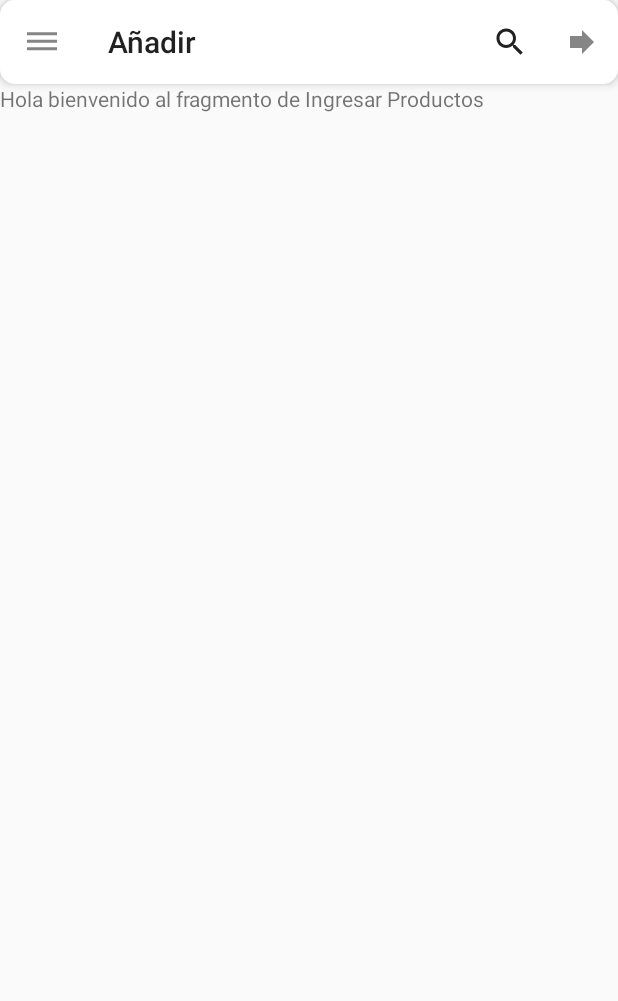
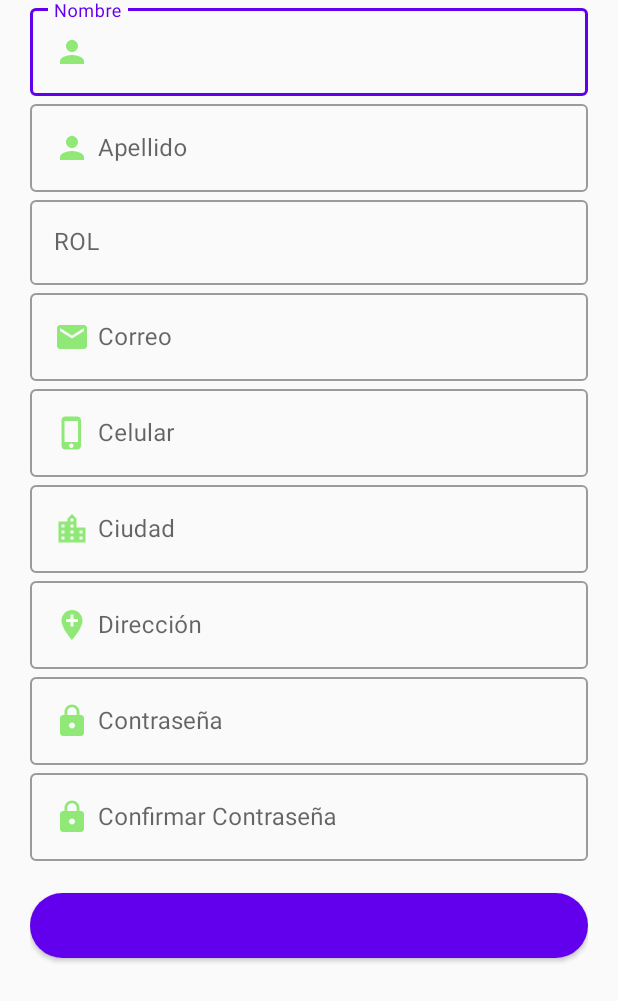
Before and after one commit to BryanMendoza1997/AppGallinas, an Android app: the screen it shows after launch (Vendedor before the commit, RegistraUsuario after it), after a tap on "VENDEDOR", on a phone screen of 412 x 824 dp. Shown: the top 1001 px of the screen. Run offline under Robolectric (Android 15) with nearby library versions, the phone set to English and light mode, and no system bars.

Commit message:
registro de usuario

```diff
--- a/app/src/main/AndroidManifest.xml
+++ b/app/src/main/AndroidManifest.xml
@@ -1,6 +1,8 @@
 <?xml version="1.0" encoding="utf-8"?>
 <manifest xmlns:android="http://schemas.android.com/apk/res/android"
     package="com.example.appgallinas">
+
+    <uses-permission android:name="android.permission.INTERNET"/>
 
     <application
         android:allowBackup="true"
@@ -8,10 +10,12 @@
         android:label="@string/app_name"
         android:roundIcon="@mipmap/ic_launcher_round"
         android:supportsRtl="true"
+        android:allowClearUserData="true"
         android:theme="@style/AppTheme">
         <activity android:name=".Login"></activity>
         <activity android:name=".Vendedor" />
         <activity android:name=".Cliente" />
+        <activity android:name=".RegistraUsuario"/>
         <activity android:name=".MainActivity">
             <intent-filter>
                 <action android:name="android.intent.action.MAIN" />
--- a/app/src/main/java/com/example/appgallinas/MainActivity.java
+++ b/app/src/main/java/com/example/appgallinas/MainActivity.java
@@ -21,4 +21,8 @@ public class MainActivity extends AppCompatActivity {
         Intent in= new Intent(this,Vendedor.class);
         startActivity(in);
     }
+    public void registrar_usuario(View view){
+        Intent in= new Intent(this,RegistraUsuario.class);
+        startActivity(in);
+    }
 }
--- /dev/null
+++ b/app/src/main/java/com/example/appgallinas/RegistraUsuario.java
@@ -0,0 +1,67 @@
+package com.example.appgallinas;
+
+import androidx.appcompat.app.AppCompatActivity;
+
+import android.os.Bundle;
+import android.view.View;
+import android.widget.Toast;
+
+import com.example.appgallinas.WebServices.Asynchtask;
+import com.example.appgallinas.WebServices.WebService;
+import com.google.android.material.textfield.TextInputEditText;
+
+import org.json.JSONArray;
+import org.json.JSONException;
+import org.json.JSONObject;
+
+import java.util.HashMap;
+import java.util.Map;
+
+public class RegistraUsuario extends AppCompatActivity implements Asynchtask {
+
+    private TextInputEditText txt_nombre, txt_apellido, txt_correo, txt_celular, txt_ciudad, txt_direccion, txt_clave, txt_verifica_clave, txt_rol;
+
+    @Override
+    protected void onCreate(Bundle savedInstanceState) {
+        super.onCreate(savedInstanceState);
+        setContentView(R.layout.activity_registra_usuario);
+        //Toast.makeText(this, "Llega", Toast.LENGTH_LONG).show();
+        txt_nombre = (TextInputEditText) findViewById(R.id.txt_nombre);
+        txt_apellido = (TextInputEditText) findViewById(R.id.txt_apellido);
+        txt_correo = (TextInputEditText) findViewById(R.id.txt_correo);
+        txt_celular = (TextInputEditText) findViewById(R.id.txt_celular);
+        txt_ciudad = (TextInputEditText) findViewById(R.id.txt_ciudad);
+        txt_direccion = (TextInputEditText) findViewById(R.id.txt_direccion);
+        txt_clave = (TextInputEditText) findViewById(R.id.txt_clave);
+        txt_verifica_clave = (TextInputEditText) findViewById(R.id.txt_clave_confirma);
+        txt_rol = (TextInputEditText) findViewById(R.id.txt_rol);
+    }
+
+    public void registrar(View v){
+        if(txt_clave.getText().toString().equals(txt_verifica_clave.getText().toString())){
+            Map<String, String> datos = new HashMap<String, String>();
+            datos.put("nombre",txt_nombre.getText().toString());
+            datos.put("apellido",txt_apellido.getText().toString());
+            datos.put("correo",txt_correo.getText().toString());
+            datos.put("celular",txt_celular.getText().toString());
+            datos.put("ciudad",txt_ciudad.getText().toString());
+            datos.put("direccion",txt_direccion.getText().toString());
+            datos.put("clave",txt_clave.getText().toString());
+            datos.put("ROL",txt_rol.getText().toString());
+            WebService ws= new WebService("https://fotos-quito-liliana-zambrano.000webhostapp.com/insertarUsuario.php",
+                    datos, this, this);
+            ws.execute("POST");
+        }else{
+            Toast.makeText(this, "Las claves deben ser iguales", Toast.LENGTH_LONG).show();
+        }
+    }
+
+
+    @Override
+    public void processFinish(String result) throws JSONException {
+        if(result.equals("datos_guardados"))
+            Toast.makeText(this, "Registrado correctamente", Toast.LENGTH_LONG).show();
+        else
+            Toast.makeText(this, "Error al registrar "+result, Toast.LENGTH_LONG).show();
+    }
+}
--- /dev/null
+++ b/app/src/main/res/drawable/ico_cedula.xml
@@ -0,0 +1,9 @@
+<vector xmlns:android="http://schemas.android.com/apk/res/android"
+        android:width="24dp"
+        android:height="24dp"
+        android:viewportWidth="24.0"
+        android:viewportHeight="24.0">
+    <path
+        android:fillColor="#FF000000"
+        android:pathData="M22,10L22,6c0,-1.11 -0.9,-2 -2,-2L4,4c-1.1,0 -1.99,0.89 -1.99,2v4c1.1,0 1.99,0.9 1.99,2s-0.89,2 -2,2v4c0,1.1 0.9,2 2,2h16c1.1,0 2,-0.9 2,-2v-4c-1.1,0 -2,-0.9 -2,-2s0.9,-2 2,-2zM13,17.5h-2v-2h2v2zM13,13h-2v-2h2v2zM13,8.5h-2v-2h2v2z"/>
+</vector>
--- /dev/null
+++ b/app/src/main/res/drawable/ico_celular.xml
@@ -0,0 +1,9 @@
+<vector xmlns:android="http://schemas.android.com/apk/res/android"
+        android:width="24dp"
+        android:height="24dp"
+        android:viewportWidth="24.0"
+        android:viewportHeight="24.0">
+    <path
+        android:fillColor="#FF000000"
+        android:pathData="M15.5,1h-8C6.12,1 5,2.12 5,3.5v17C5,21.88 6.12,23 7.5,23h8c1.38,0 2.5,-1.12 2.5,-2.5v-17C18,2.12 16.88,1 15.5,1zM11.5,22c-0.83,0 -1.5,-0.67 -1.5,-1.5s0.67,-1.5 1.5,-1.5 1.5,0.67 1.5,1.5 -0.67,1.5 -1.5,1.5zM16,18L7,18L7,4h9v14z"/>
+</vector>
--- /dev/null
+++ b/app/src/main/res/drawable/ico_ciudad.xml
@@ -0,0 +1,9 @@
+<vector xmlns:android="http://schemas.android.com/apk/res/android"
+        android:width="24dp"
+        android:height="24dp"
+        android:viewportWidth="24.0"
+        android:viewportHeight="24.0">
+    <path
+        android:fillColor="#FF000000"
+        android:pathData="M15,11L15,5l-3,-3 -3,3v2L3,7v14h18L21,11h-6zM7,19L5,19v-2h2v2zM7,15L5,15v-2h2v2zM7,11L5,11L5,9h2v2zM13,19h-2v-2h2v2zM13,15h-2v-2h2v2zM13,11h-2L11,9h2v2zM13,7h-2L11,5h2v2zM19,19h-2v-2h2v2zM19,15h-2v-2h2v2z"/>
+</vector>
--- /dev/null
+++ b/app/src/main/res/drawable/ico_clave.xml
@@ -0,0 +1,9 @@
+<vector xmlns:android="http://schemas.android.com/apk/res/android"
+        android:width="24dp"
+        android:height="24dp"
+        android:viewportWidth="24.0"
+        android:viewportHeight="24.0">
+    <path
+        android:fillColor="#FF000000"
+        android:pathData="M18,8h-1L17,6c0,-2.76 -2.24,-5 -5,-5S7,3.24 7,6v2L6,8c-1.1,0 -2,0.9 -2,2v10c0,1.1 0.9,2 2,2h12c1.1,0 2,-0.9 2,-2L20,10c0,-1.1 -0.9,-2 -2,-2zM12,17c-1.1,0 -2,-0.9 -2,-2s0.9,-2 2,-2 2,0.9 2,2 -0.9,2 -2,2zM15.1,8L8.9,8L8.9,6c0,-1.71 1.39,-3.1 3.1,-3.1 1.71,0 3.1,1.39 3.1,3.1v2z"/>
+</vector>
--- /dev/null
+++ b/app/src/main/res/drawable/ico_direccion.xml
@@ -0,0 +1,9 @@
+<vector xmlns:android="http://schemas.android.com/apk/res/android"
+        android:width="24dp"
+        android:height="24dp"
+        android:viewportWidth="24.0"
+        android:viewportHeight="24.0">
+    <path
+        android:fillColor="#FF000000"
+        android:pathData="M12,2C8.14,2 5,5.14 5,9c0,5.25 7,13 7,13s7,-7.75 7,-13c0,-3.86 -3.14,-7 -7,-7zM16,10h-3v3h-2v-3L8,10L8,8h3L11,5h2v3h3v2z"/>
+</vector>
--- /dev/null
+++ b/app/src/main/res/drawable/ico_email.xml
@@ -0,0 +1,9 @@
+<vector xmlns:android="http://schemas.android.com/apk/res/android"
+        android:width="24dp"
+        android:height="24dp"
+        android:viewportWidth="24.0"
+        android:viewportHeight="24.0">
+    <path
+        android:fillColor="#FF000000"
+        android:pathData="M20,4L4,4c-1.1,0 -1.99,0.9 -1.99,2L2,18c0,1.1 0.9,2 2,2h16c1.1,0 2,-0.9 2,-2L22,6c0,-1.1 -0.9,-2 -2,-2zM20,8l-8,5 -8,-5L4,6l8,5 8,-5v2z"/>
+</vector>
--- /dev/null
+++ b/app/src/main/res/drawable/ico_nombre.xml
@@ -0,0 +1,9 @@
+<vector xmlns:android="http://schemas.android.com/apk/res/android"
+        android:width="24dp"
+        android:height="24dp"
+        android:viewportWidth="24.0"
+        android:viewportHeight="24.0">
+    <path
+        android:fillColor="#FF000000"
+        android:pathData="M12,12c2.21,0 4,-1.79 4,-4s-1.79,-4 -4,-4 -4,1.79 -4,4 1.79,4 4,4zM12,14c-2.67,0 -8,1.34 -8,4v2h16v-2c0,-2.66 -5.33,-4 -8,-4z"/>
+</vector>
--- a/app/src/main/res/layout/activity_main.xml
+++ b/app/src/main/res/layout/activity_main.xml
@@ -23,7 +23,7 @@
         android:layout_width="wrap_content"
         android:layout_height="wrap_content"
         android:layout_marginTop="104dp"
-        android:onClick="Llamarvendedor"
+        android:onClick="registrar_usuario"
         android:text="Vendedor"
         app:layout_constraintEnd_toEndOf="parent"
         app:layout_constraintStart_toStartOf="parent"
--- /dev/null
+++ b/app/src/main/res/layout/activity_registra_usuario.xml
@@ -0,0 +1,173 @@
+<?xml version="1.0" encoding="utf-8"?>
+<LinearLayout xmlns:android="http://schemas.android.com/apk/res/android"
+    xmlns:app="http://schemas.android.com/apk/res-auto"
+    xmlns:tools="http://schemas.android.com/tools"
+    android:layout_width="match_parent"
+    android:layout_height="match_parent"
+    android:orientation="vertical">
+
+    <ScrollView
+        android:layout_width="match_parent"
+        android:layout_height="match_parent">
+
+        <LinearLayout
+            android:layout_width="match_parent"
+            android:layout_height="match_parent"
+            android:layout_marginStart="20dp"
+            android:layout_marginEnd="20dp"
+
+            android:gravity="center"
+            android:orientation="vertical">
+
+            <com.google.android.material.textfield.TextInputLayout
+                style="@style/Widget.MaterialComponents.TextInputLayout.OutlinedBox"
+                android:layout_width="match_parent"
+                android:layout_height="wrap_content"
+                android:hint="@string/text_nombre">
+                <com.google.android.material.textfield.TextInputEditText
+                    android:id="@+id/txt_nombre"
+                    android:layout_width="match_parent"
+                    android:layout_height="wrap_content"
+                    android:inputType="text"
+                    android:drawableStart="@drawable/ico_nombre"
+                    android:drawableTint="@color/color_icos"
+                    android:drawablePadding="5dp">
+                </com.google.android.material.textfield.TextInputEditText>
+            </com.google.android.material.textfield.TextInputLayout>
+            <com.google.android.material.textfield.TextInputLayout
+                style="@style/Widget.MaterialComponents.TextInputLayout.OutlinedBox"
+                android:layout_width="match_parent"
+                android:layout_height="wrap_content"
+                android:hint="@string/text_apellido">
+                <com.google.android.material.textfield.TextInputEditText
+                    android:id="@+id/txt_apellido"
+                    android:layout_width="match_parent"
+                    android:layout_height="wrap_content"
+                    android:inputType="text"
+                    android:drawableStart="@drawable/ico_nombre"
+                    android:drawableTint="@color/color_icos"
+                    android:drawablePadding="5dp">
+                </com.google.android.material.textfield.TextInputEditText>
+            </com.google.android.material.textfield.TextInputLayout>
+            <com.google.android.material.textfield.TextInputLayout
+                style="@style/Widget.MaterialComponents.TextInputLayout.OutlinedBox"
+                android:layout_width="match_parent"
+                android:layout_height="wrap_content"
+                android:hint="@string/text_rol">
+                <com.google.android.material.textfield.TextInputEditText
+                    android:id="@+id/txt_rol"
+                    android:layout_width="match_parent"
+                    android:layout_height="wrap_content"
+                    android:inputType="text"
+
+                    android:drawableTint="@color/color_icos"
+                    android:drawablePadding="5dp">
+                </com.google.android.material.textfield.TextInputEditText>
+            </com.google.android.material.textfield.TextInputLayout>
+            <com.google.android.material.textfield.TextInputLayout
+                style="@style/Widget.MaterialComponents.TextInputLayout.OutlinedBox"
+                android:layout_width="match_parent"
+                android:layout_height="wrap_content"
+                android:hint="@string/text_correo">
+                <com.google.android.material.textfield.TextInputEditText
+                    android:id="@+id/txt_correo"
+                    android:layout_width="match_parent"
+                    android:layout_height="wrap_content"
+                    android:inputType="textEmailAddress"
+                    android:drawableStart="@drawable/ico_email"
+                    android:drawableTint="@color/color_icos"
+                    android:drawablePadding="5dp">
+                </com.google.android.material.textfield.TextInputEditText>
+            </com.google.android.material.textfield.TextInputLayout>
+            <com.google.android.material.textfield.TextInputLayout
+                style="@style/Widget.MaterialComponents.TextInputLayout.OutlinedBox"
+                android:layout_width="match_parent"
+                android:layout_height="wrap_content"
+                android:hint="@string/text_celular">
+                <com.google.android.material.textfield.TextInputEditText
+                    android:id="@+id/txt_celular"
+                    android:layout_width="match_parent"
+                    android:layout_height="wrap_content"
+                    android:inputType="phone"
+                    android:drawableStart="@drawable/ico_celular"
+                    android:drawableTint="@color/color_icos"
+                    android:drawablePadding="5dp">
+                </com.google.android.material.textfield.TextInputEditText>
+            </com.google.android.material.textfield.TextInputLayout>
+            <com.google.android.material.textfield.TextInputLayout
+                style="@style/Widget.MaterialComponents.TextInputLayout.OutlinedBox"
+                android:layout_width="match_parent"
+                android:layout_height="wrap_content"
+                android:hint="@string/text_ciudad">
+                <com.google.android.material.textfield.TextInputEditText
+                    android:id="@+id/txt_ciudad"
+                    android:layout_width="match_parent"
+                    android:layout_height="wrap_content"
+                    android:inputType="text"
+                    android:drawableStart="@drawable/ico_ciudad"
+                    android:drawableTint="@color/color_icos"
+                    android:drawablePadding="5dp">
+                </com.google.android.material.textfield.TextInputEditText>
+            </com.google.android.material.textfield.TextInputLayout>
+            <com.google.android.material.textfield.TextInputLayout
+                style="@style/Widget.MaterialComponents.TextInputLayout.OutlinedBox"
+                android:layout_width="match_parent"
+                android:layout_height="wrap_content"
+                android:hint="@string/text_direccion">
+                <com.google.android.material.textfield.TextInputEditText
+                    android:id="@+id/txt_direccion"
+                    android:layout_width="match_parent"
+                    android:layout_height="wrap_content"
+                    android:inputType="text"
+                    android:drawableStart="@drawable/ico_direccion"
+                    android:drawableTint="@color/color_icos"
+                    android:drawablePadding="5dp">
+                </com.google.android.material.textfield.TextInputEditText>
+            </com.google.android.material.textfield.TextInputLayout>
+            <com.google.android.material.textfield.TextInputLayout
+                style="@style/Widget.MaterialComponents.TextInputLayout.OutlinedBox"
+                android:layout_width="match_parent"
+                android:layout_height="wrap_content"
+                android:hint="@string/text_clave">
+                <com.google.android.material.textfield.TextInputEditText
+                    android:id="@+id/txt_clave"
+                    android:layout_width="match_parent"
+                    android:layout_height="wrap_content"
+                    android:inputType="textPassword"
+                    android:drawableStart="@drawable/ico_clave"
+                    android:drawableTint="@color/color_icos"
+                    android:drawablePadding="5dp">
+                </com.google.android.material.textfield.TextInputEditText>
+            </com.google.android.material.textfield.TextInputLayout>
+            <com.google.android.material.textfield.TextInputLayout
+                style="@style/Widget.MaterialComponents.TextInputLayout.OutlinedBox"
+                android:layout_width="match_parent"
+                android:layout_height="wrap_content"
+                android:hint="@string/text_confirmar_clave">
+                <com.google.android.material.textfield.TextInputEditText
+                    android:id="@+id/txt_clave_confirma"
+                    android:layout_width="match_parent"
+                    android:layout_height="wrap_content"
+                    android:inputType="textPassword"
+                    android:drawableStart="@drawable/ico_clave"
+                    android:drawableTint="@color/color_icos"
+                    android:drawablePadding="5dp">
+                </com.google.android.material.textfield.TextInputEditText>
+            </com.google.android.material.textfield.TextInputLayout>
+
+            <com.google.android.material.button.MaterialButton
+                android:id="@+id/btnRegistrarse"
+                android:layout_width="match_parent"
+                android:layout_height="wrap_content"
+                android:layout_marginTop="15dp"
+                android:onClick="registrar"
+                android:text="@string/btn_registrar_usuario"
+                android:textAppearance="@style/TextAppearance.AppCompat.Display1"
+                android:textColor="@color/colorPrimary"
+                android:textAlignment="center"
+                android:textSize="26dp"
+                app:cornerRadius="350in"></com.google.android.material.button.MaterialButton>
+        </LinearLayout>
+    </ScrollView>
+
+</LinearLayout>
--- a/app/src/main/res/values/colors.xml
+++ b/app/src/main/res/values/colors.xml
@@ -3,4 +3,5 @@
     <color name="colorPrimary">#6200EE</color>
     <color name="colorPrimaryDark">#3700B3</color>
     <color name="colorAccent">#03DAC5</color>
+    <color name="color_icos">#90E977</color>
 </resources>
--- a/app/src/main/res/values/strings.xml
+++ b/app/src/main/res/values/strings.xml
@@ -2,4 +2,17 @@
     <string name="app_name">AppGallinas</string>
     <!-- TODO: Remove or change this placeholder text -->
     <string name="hello_blank_fragment">Hello blank fragment</string>
+    <string name="text_identificacion">Cédula</string>
+    <string name="text_nombre">Nombre</string>
+    <string name="text_apellido">Apellido</string>
+    <string name="text_correo">Correo</string>
+    <string name="text_celular">Celular</string>
+    <string name="text_ciudad">Ciudad</string>
+    <string name="text_direccion">Dirección</string>
+    <string name="text_usuario">Usuario</string>
+    <string name="text_clave">Contraseña</string>
+    <string name="text_confirmar_clave">Confirmar Contraseña</string>
+    <string name="text_rol">ROL</string>
+
+    <string name="btn_registrar_usuario">REGISTRAR</string>
 </resources>
```
Also changed, not shown: app/build.gradle (line endings or trailing spaces).
